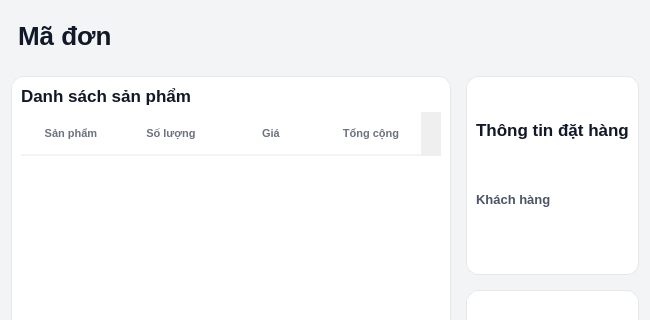
Above: ui/viewDonHang.ui from doandt0612/retail-store-management before the change; both pictures show x 0 to 650 and y 0 to 320 of the 650 by 500 pixel window. Below: the same form after it.
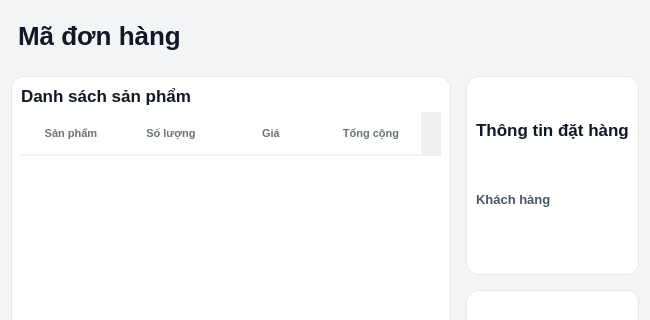
That is the form after the change.

What changed in the file:
```diff
--- a/ui/viewDonHang.ui
+++ b/ui/viewDonHang.ui
@@ -21,7 +21,7 @@
 }
 
 /* 2. Tiêu đề Mã đơn hàng (Nổi bật nhất) */
-QLabel#lblMaDon {
+QLabel#lblHienThiMaDon {
     font-size: 26px;
     font-weight: 800;
     color: #111827;
@@ -89,9 +89,9 @@
     <number>15</number>
    </property>
    <item>
-    <widget class="QLabel" name="lblMaDon">
+    <widget class="QLabel" name="lblHienThiMaDon">
      <property name="text">
-      <string>Mã đơn</string>
+      <string>Mã đơn hàng</string>
      </property>
     </widget>
    </item>
```
